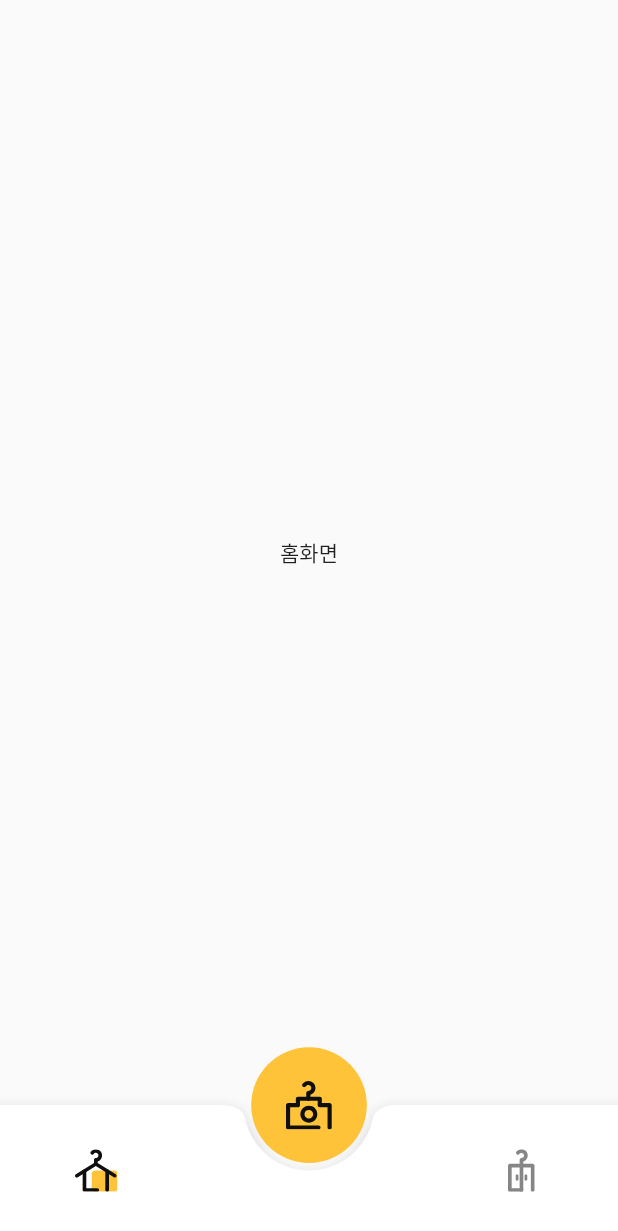
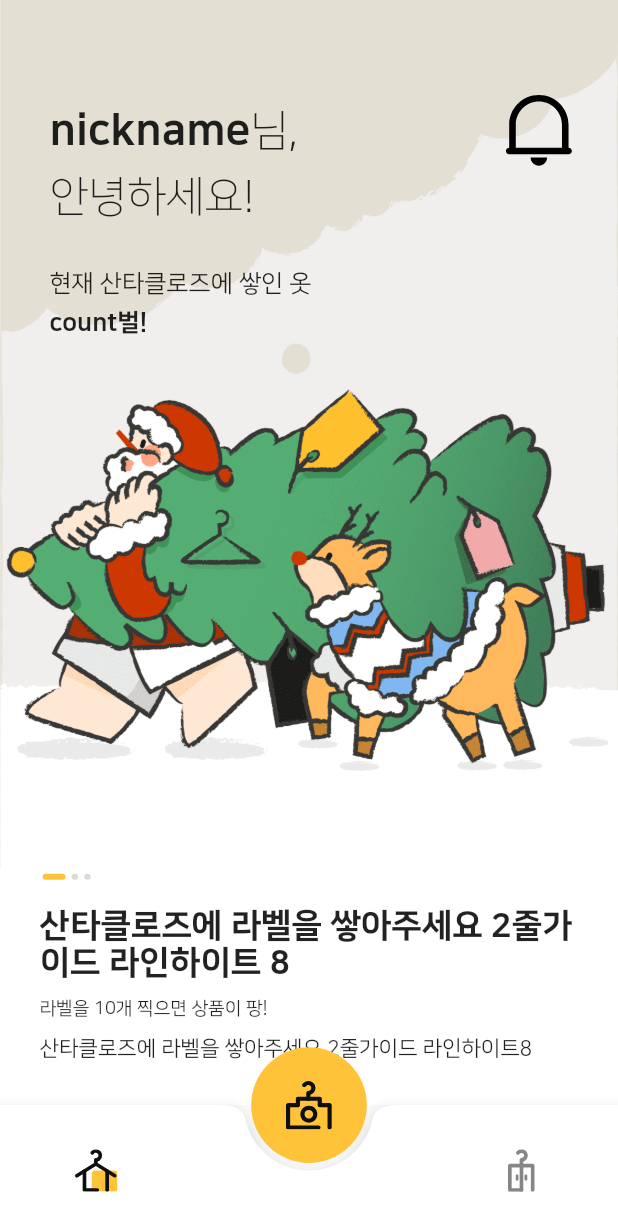
Before and after one commit to santaclothes/santaclothes-flutter, a Flutter app: the DashboardScreen screen opened by its route, on a phone screen of 412 x 824 dp. Shown: the top 1231 px of the screen. Run offline on Flutter 3.47's test engine with Material 2 defaults, Android fonts, the phone set to English and light mode, and no system bars; drawn by our look-alikes of touchable_opacity; our stand-ins replace dio, firebase_core, firebase_messaging, flutter_svg, get, shared_preferences; missing offline and left inert: kakao_flutter_sdk; accounts and stored records are empty.

Commit message:
feat: home 1차 init

```diff
--- a/lib/presentation/home/home_controller.dart
+++ b/lib/presentation/home/home_controller.dart
@@ -1,3 +1,33 @@
+import 'package:flutter/material.dart';
 import 'package:get/get.dart';
+import 'package:santaclothes/presentation/home/widget/home_widget.dart';
 
-class HomeController extends GetxController {}
+class HomeController extends GetxController {
+  final pageController = PageController(
+    initialPage: 0,
+  );
+
+  var page = 0.obs;
+
+  final List<List<String>> prompt = [
+    [
+      '산타클로즈에 라벨을 쌓아주세요 2줄가이드 라인하이트 8',
+      '라벨을 10개 찍으면 상품이 팡!',
+      '산타클로즈에 라벨을 쌓아주세요 2줄가이드 라인하이트8'
+    ],
+    [
+      '산타클로즈에 라벨을 쌓아주세요 2줄가이드 라인하이트 8',
+      '라벨을 10개 찍으면 상품이 팡!',
+      '산타클로즈에 라벨을 쌓아주세요 2줄가이드 라인하이트8'
+    ],
+    [
+      '산타클로즈에 라벨을 쌓아주세요 2줄가이드 라인하이트 8',
+      '라벨을 10개 찍으면 상품이 팡!',
+      '산타클로즈에 라벨을 쌓아주세요 2줄가이드 라인하이트8'
+    ]
+  ];
+
+  getCircleBar(int flag, int index) {
+    return circleBar(flag, index);
+  }
+}
--- a/lib/presentation/home/home_screen.dart
+++ b/lib/presentation/home/home_screen.dart
@@ -1,13 +1,63 @@
+import 'package:flutter/cupertino.dart';
 import 'package:flutter/material.dart';
+import 'package:flutter_svg/flutter_svg.dart';
 import 'package:get/get.dart';
-import 'package:santaclothes/presentation/home/home_controller.dart';
+import 'package:santaclothes/presentation/home/widget/home_notice_widget.dart';
+import 'package:santaclothes/presentation/home/widget/home_user_widget.dart';
+import 'package:santaclothes/routes/app_routes.dart';
+import 'package:santaclothes/utils/constants.dart';
+import 'package:santaclothes/utils/size_config.dart';
+import 'package:touchable_opacity/touchable_opacity.dart';
 
-class HomeScreen extends GetView<HomeController> {
+class HomeScreen extends StatefulWidget {
+  @override
+  _HomeScreenState createState() => _HomeScreenState();
+}
+
+class _HomeScreenState extends State<HomeScreen> {
+  SvgPicture currentCameraSvg = SvgPicture.asset('assets/images/camera_unpressed.svg');
+
+  @override
+  void initState() {
+    super.initState();
+  }
+
   @override
   Widget build(BuildContext context) {
-    return Container(
-      alignment: Alignment.center,
-      child: Text('홈화면'),
+    return Scaffold(
+        backgroundColor: whiteColor,
+        body: SafeArea(
+          top: false,
+          child: Stack(children: <Widget>[
+            Container(
+              child: Image.asset(
+                'assets/images/home_background.png',
+                width: MediaQuery
+                    .of(context)
+                    .size
+                    .width,
+                fit: BoxFit.fitWidth,
+              ),
+            ),
+            Positioned(
+                right: getProportionateScreenWidth(24),
+                top: getProportionateScreenHeight(58),
+                child: TouchableOpacity(
+                  activeOpacity: 0.6,
+                  onTap: () {
+                    // TODO route mypage
+                    Get.offNamed(Routes.MYPAGE);
+                  },
+                  child: SvgPicture.asset(
+                    'assets/icons/my_page.svg',
+                    width: getProportionateScreenHeight(52),
+                    height: getProportionateScreenHeight(52),
+                  ),
+                )),
+            HomeUserWidget(),
+            HomeNoticeWidget(),
+          ]),
+        )
     );
   }
 }
--- /dev/null
+++ b/lib/presentation/home/widget/home_notice_widget.dart
@@ -0,0 +1,106 @@
+import 'package:flutter/material.dart';
+import 'package:flutter/src/widgets/framework.dart';
+import 'package:get/get.dart';
+import 'package:get/get_state_manager/src/simple/get_view.dart';
+import 'package:santaclothes/presentation/home/home_controller.dart';
+import 'package:santaclothes/utils/size_config.dart';
+
+class HomeNoticeWidget extends GetView<HomeController>{
+  @override
+  Widget build(BuildContext context) {
+    return Align(
+      alignment: Alignment.bottomCenter,
+      child: Container(
+        width: MediaQuery.of(context).size.width,
+        height: getProportionateScreenHeight(169),
+        decoration: BoxDecoration(
+            color: Colors.white,
+            borderRadius: BorderRadius.only(
+                topLeft: Radius.circular(16.0),
+                topRight: Radius.circular(16.0))),
+        child: Column(
+          crossAxisAlignment: CrossAxisAlignment.start,
+          children: <Widget>[
+            Container(
+              padding: EdgeInsets.only(
+                  top: getProportionateScreenHeight(17),
+                  left: getProportionateScreenWidth(24)),
+              child: Row(
+                children: <Widget>[
+                  for (int i = 0; i < controller.prompt.length; i++)
+                    Obx(()=>controller.getCircleBar(controller.page.value, i))
+                ],
+              ),
+            ),
+            Expanded(
+              child: PageView.builder(
+                  controller: controller.pageController,
+                  itemCount: controller.prompt.length,
+                  onPageChanged: (page) {
+                    // propmt 변경
+                    controller.page.value = page;
+                    controller.pageController.jumpToPage(page);
+                  },
+                  itemBuilder: (context, index) {
+                    return Column(
+                      crossAxisAlignment: CrossAxisAlignment.start,
+                      children: [
+                        Padding(
+                          padding: EdgeInsets.only(
+                              left: getProportionateScreenWidth(24),
+                              right: getProportionateScreenWidth(24),
+                              top: getProportionateScreenHeight(18)),
+                          child: Text(
+                            controller.prompt[controller.page.value][0],
+                            maxLines: 2,
+                            overflow: TextOverflow.ellipsis,
+                            style: TextStyle(
+                                fontSize:
+                                getProportionateScreenHeight(22),
+                                fontWeight: FontWeight.w800,
+                                fontFamily: 'nanum_square'),
+                          ),
+                        ),
+                        Padding(
+                          padding: EdgeInsets.only(
+                              left: getProportionateScreenWidth(24),
+                              right: getProportionateScreenWidth(24),
+                              top: getProportionateScreenHeight(10)),
+                          child: Text(
+                            controller.prompt[controller.page.value][1],
+                            maxLines: 1,
+                            overflow: TextOverflow.ellipsis,
+                            style: TextStyle(
+                                fontSize:
+                                getProportionateScreenHeight(12),
+                                fontWeight: FontWeight.w400,
+                                fontFamily: 'nanum_square'),
+                          ),
+                        ),
+                        Padding(
+                          padding: EdgeInsets.only(
+                              left: getProportionateScreenWidth(24),
+                              right: getProportionateScreenWidth(24),
+                              top: getProportionateScreenHeight(12)),
+                          child: Text(
+                            controller.prompt[controller.page.value][2],
+                            maxLines: 2,
+                            overflow: TextOverflow.ellipsis,
+                            style: TextStyle(
+                                fontSize:
+                                getProportionateScreenHeight(14),
+                                fontWeight: FontWeight.w400,
+                                fontFamily: 'nanum_square'),
+                          ),
+                        ),
+                      ],
+                    );
+                  }),
+            )
+          ],
+        ),
+      ),
+    );
+  }
+
+}
--- /dev/null
+++ b/lib/presentation/home/widget/home_user_widget.dart
@@ -0,0 +1,60 @@
+import 'package:flutter/cupertino.dart';
+import 'package:get/get.dart';
+import 'package:santaclothes/presentation/home/home_controller.dart';
+import 'package:santaclothes/utils/size_config.dart';
+
+class HomeUserWidget extends GetView<HomeController>{
+  @override
+  Widget build(BuildContext context) {
+    return Padding(
+      padding: EdgeInsets.only(
+          top: getProportionateScreenHeight(70),
+          left: getProportionateScreenWidth(30)),
+      child: Column(
+        crossAxisAlignment: CrossAxisAlignment.start,
+        children: [
+          Text.rich(TextSpan(
+              text: "nickname",
+              style: TextStyle(
+                  fontSize: getProportionateScreenHeight(28),
+                  fontWeight: FontWeight.w800,
+                  fontFamily: 'nanum_square'),
+              children: <TextSpan>[
+                TextSpan(
+                  text: '님,',
+                  style: TextStyle(
+                      fontSize: getProportionateScreenHeight(28),
+                      fontWeight: FontWeight.w300,
+                      fontFamily: 'nanum_square'),
+                )
+              ])),
+          SizedBox(height: getProportionateScreenHeight(12)),
+          Text(
+            '안녕하세요!',
+            style: TextStyle(
+                fontSize: getProportionateScreenHeight(28),
+                fontWeight: FontWeight.w300,
+                fontFamily: 'nanum_square'),
+          ),
+          SizedBox(height: getProportionateScreenHeight(32)),
+          Text(
+            '현재 산타클로즈에 쌓인 옷',
+            style: TextStyle(
+                fontSize: getProportionateScreenHeight(16),
+                fontWeight: FontWeight.w400,
+                fontFamily: 'nanum_square'),
+          ),
+          SizedBox(height: getProportionateScreenHeight(8)),
+          Text(
+            'count벌!',
+            style: TextStyle(
+                fontSize: getProportionateScreenHeight(16),
+                fontWeight: FontWeight.w800,
+                fontFamily: 'nanum_square'),
+          ),
+        ],
+      ),
+    );
+  }
+
+}
--- /dev/null
+++ b/lib/presentation/home/widget/home_widget.dart
@@ -0,0 +1,20 @@
+import 'package:flutter/material.dart';
+import 'package:santaclothes/utils/constants.dart';
+import 'package:santaclothes/utils/size_config.dart';
+
+Widget circleBar(int flag, int index) {
+  bool isActive = false;
+  if(flag == index) isActive = true;
+
+  return AnimatedContainer(
+    duration: Duration(milliseconds: 150),
+    margin: EdgeInsets.symmetric(horizontal: 2),
+    height: getProportionateScreenHeight(4),
+    width: isActive
+        ? getProportionateScreenWidth(14)
+        : getProportionateScreenWidth(4),
+    decoration: BoxDecoration(
+        color: isActive ? primaryColor : textDisableColor,
+        borderRadius: BorderRadius.all(Radius.circular(12))),
+  );
+}
--- a/lib/presentation/onboarding/widget/onboaridng_content_widget.dart
+++ b/lib/presentation/onboarding/widget/onboaridng_content_widget.dart
@@ -15,7 +15,6 @@ class OnboardingContentWidget extends GetView<OnboardingController>{
       child: Align(
         alignment: Alignment.bottomCenter,
         child: Container(
-          // width: MediaQuery.of(context).size.width,
           decoration: BoxDecoration(
             color: whiteColor,
           ),
@@ -47,8 +46,6 @@ class OnboardingContentWidget extends GetView<OnboardingController>{
                   child: Column(
                       crossAxisAlignment: CrossAxisAlignment.start,
                       children: <Widget>[
-                        // _mainPrompt[controller.page.value],
-                        // Obx(()=>controller.getMainPrompt(controller.page.value)),
                         Obx(()=>controller.main[controller.page.value]),
                         SizedBox(height: getProportionateScreenHeight(24)),
                         Obx(()=>controller.sub[controller.page.value])
--- a/lib/routes/app_pages.dart
+++ b/lib/routes/app_pages.dart
@@ -31,5 +31,10 @@ class AppPages {
       page: () => OnboardingScreen(),
       binding: OnboardingBinding(),
     ),
+    // GetPage(
+    //   name: Routes.MYPAGE,
+    //   page: () => MypageScreen(),
+    //   binding: MypageBinding(),
+    // )
   ];
 }
--- a/lib/routes/app_routes.dart
+++ b/lib/routes/app_routes.dart
@@ -3,4 +3,5 @@ class Routes {
   static const LOGIN = '/login';
   static const DASHBOARD = '/dashboard';
   static const ONBOARDING = '/onboarding';
+  static const MYPAGE = '/mypage';
 }
--- a/lib/utils/constants.dart
+++ b/lib/utils/constants.dart
@@ -3,11 +3,17 @@ import 'package:flutter/material.dart';
 // Color
 const primaryColor = Color(0xFFFFC33A);
 
+const grayDarkColor = Color(0xFFAFAFAF);
 const whiteColor = Color(0xFFFFFFFF);
 const blackColor = Color(0xFF000000);
 
 const sancleDarkColor = Color(0xFF0F1012);
 const buttonBorderDarkColor = Color(0x660F1012);
+
+const textColor = Color(0xFF000000);
+const textDisableColor = Color(0xFFDBDBDB);
+const buttonDisableColor = Color(0xFFF1EFEE);
+const backgroundColor = Color(0xFFF1EFEE);
 
 const kakaoLoginColor = Color(0xFFFEE500);
 
@@ -15,6 +21,8 @@ const pageIndicatorSelectColor = Color(0xFFF8D247);
 const pageIndicatorSelectBorderColor = Color(0xFFDFB10F);
 const pageIndicatorUnselectColor = Color(0xFFC4C4C4);
 
+
+
 // SharedPreferences
 const String PREF_USER_TOKEN = "PREF_USER_TOKEN";
 const String ONBOARDING_FLAG = "ONBOARDING_FLAG";
```
Also changed, not shown: assets/icons/my_page.svg (added), assets/images/bg_camera_focus.svg (added), assets/images/camera_pressed.svg (added), assets/images/camera_unpressed.svg (added), assets/images/home_background.png (added).
